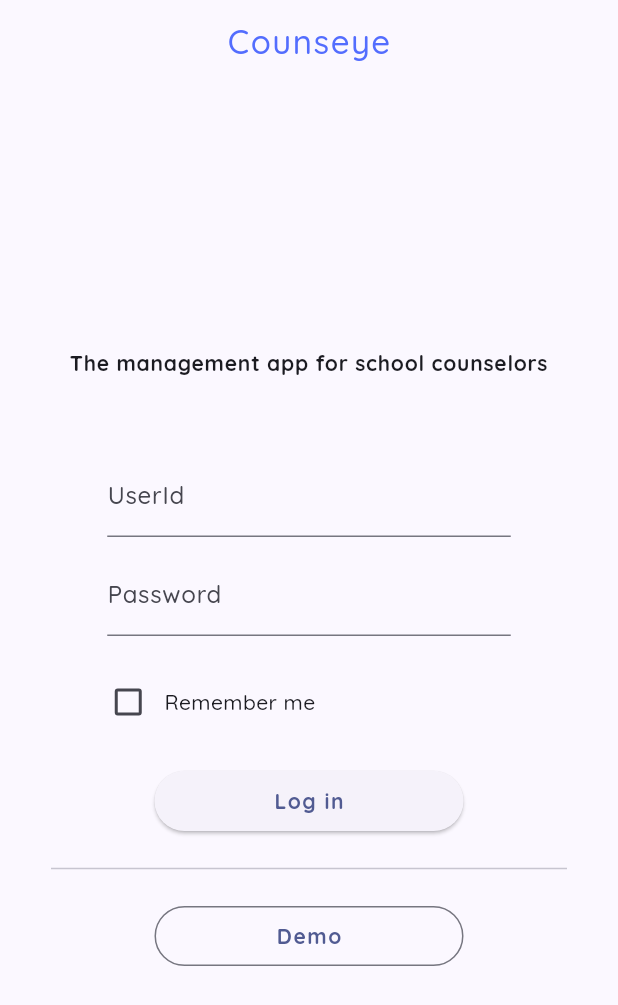
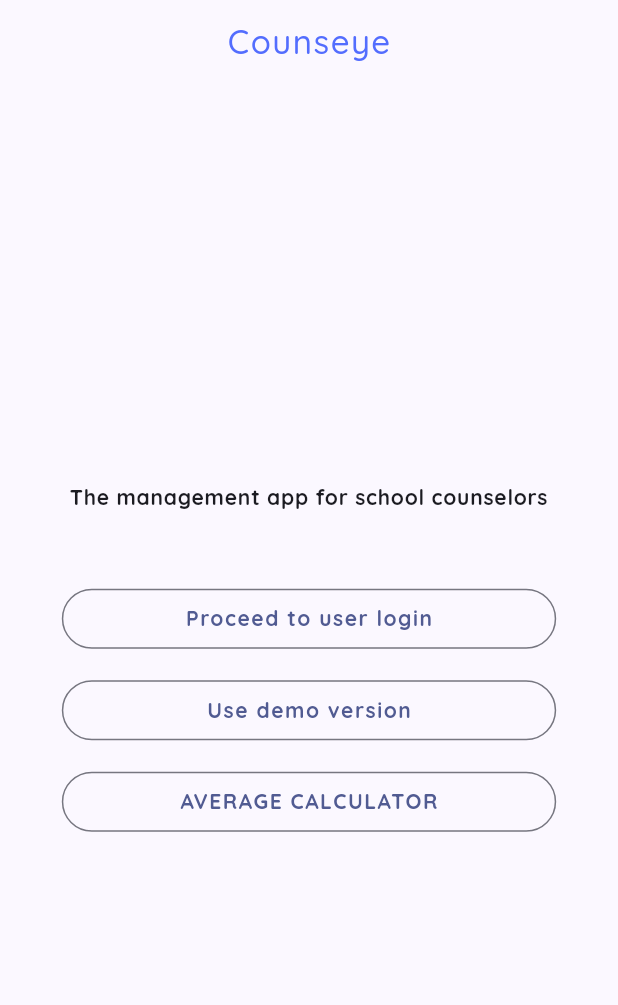
Before and after one commit to johninquest/smapp, a Flutter app: the screen it shows after launch, on a phone screen of 412 x 824 dp. Shown: the top 1005 px of the screen. Run offline on Flutter 3.47's test engine with Material 2 defaults, Android fonts, the phone set to English and light mode, and no system bars; our stand-ins replace package_info_plus, shared_preferences, supabase_flutter; accounts and stored records are empty.

Commit message:
implemented simple mean calculator

```diff
--- a/lib/main.dart
+++ b/lib/main.dart
@@ -1,5 +1,5 @@
 import 'package:flutter/material.dart';
-import 'pages/login.dart';
+import 'pages/start_options.dart';
 import 'styles/colors.dart';
 /* import 'package:supabase_flutter/supabase_flutter.dart'; */
 
@@ -30,7 +30,7 @@ class MyApp extends StatelessWidget {
         fontFamily: 'Quicksand',
         // textTheme: const TextTheme(bodyText2: TextStyle(color: textBlackColor)),
       ),
-      home: const LoginPage(),
+      home: const StartOptionsPage(),
     );
   }
 }
--- a/lib/pages/login.dart
+++ b/lib/pages/login.dart
@@ -1,9 +1,6 @@
 import 'package:flutter/material.dart';
-import 'package:smapp/pages/home.dart';
-import 'package:smapp/shared/snackbar_messages.dart';
+import '../shared/snackbar_messages.dart';
 import '../styles/colors.dart';
-import '../utils/router.dart';
-import 'nav_page.dart';
 import 'package:supabase_flutter/supabase_flutter.dart';
 
 final supabase = Supabase.instance.client;
@@ -18,7 +15,7 @@ class LoginPage extends StatelessWidget {
         title: const Text('Counseye',
             style: TextStyle(letterSpacing: 1.0, color: primaryColor)),
         centerTitle: true,
-        automaticallyImplyLeading: false,
+        automaticallyImplyLeading: true,
       ),
       body: const LoginForm(),
     );
@@ -70,7 +67,7 @@ class _LoginFormState extends State<LoginForm> {
           child: Column(
             mainAxisAlignment: MainAxisAlignment.center,
             children: [
-              Container(
+              /* Container(
                 margin:
                     const EdgeInsets.only(left: 5.0, right: 5.0, bottom: 10.0),
                 child: const Text(
@@ -79,7 +76,7 @@ class _LoginFormState extends State<LoginForm> {
                   style: TextStyle(
                       letterSpacing: 0.5, fontWeight: FontWeight.bold),
                 ),
-              ),
+              ), */
               Container(
                   width: MediaQuery.of(context).size.width * 0.75,
                   margin: const EdgeInsets.only(bottom: 10.0, top: 40.0),
@@ -164,35 +161,6 @@ class _LoginFormState extends State<LoginForm> {
                   ),
                 ),
               ),
-              const Divider(
-                indent: 34,
-                endIndent: 34,
-              ),
-              Container(
-                width: MediaQuery.of(context).size.width * 0.50,
-                margin:
-                    const EdgeInsets.only(left: 10.0, right: 10.0, top: 13.0),
-                child: OutlinedButton(
-                  onPressed: () {
-                    //  response.then((value) => log('Auth response => $value')).catchError((e) => log('Error => $e'));
-                    // log('Response => $response');
-                    /*  final Session? session = response.session;
-                    final User? user = response.user; */
-
-                    PageRouter().navigateToPage(const HomePage(), context);
-                    /*   final auth = AuthService();
-                    auth
-                        .signInUserViaEmailAndPassword(
-                            'audatest@web.de', 'TestAcc!49')
-                        .then((value) => log('Got some response from auth')); */
-                  },
-                  child: const Text(
-                    'Demo',
-                    style: TextStyle(
-                        fontWeight: FontWeight.bold, letterSpacing: 1.0),
-                  ),
-                ),
-              ),
             ],
           ),
         ),
--- /dev/null
+++ b/lib/pages/start_options.dart
@@ -0,0 +1,137 @@
+import 'package:flutter/material.dart';
+import '../shared/snackbar_messages.dart';
+import '../styles/colors.dart';
+import '../utils/router.dart';
+import 'package:supabase_flutter/supabase_flutter.dart';
+
+import 'evaluations/evaluation_calculator.dart';
+import 'home.dart';
+import 'login.dart';
+
+final supabase = Supabase.instance.client;
+
+class StartOptionsPage extends StatelessWidget {
+  const StartOptionsPage({Key? key}) : super(key: key);
+
+  @override
+  Widget build(BuildContext context) {
+    return Scaffold(
+      appBar: AppBar(
+        title: const Text('Counseye',
+            style: TextStyle(letterSpacing: 1.0, color: primaryColor)),
+        centerTitle: true,
+        automaticallyImplyLeading: false,
+      ),
+      body: const LoginForm(),
+    );
+  }
+}
+
+class LoginForm extends StatefulWidget {
+  const LoginForm({Key? key}) : super(key: key);
+
+  @override
+  State<LoginForm> createState() => _LoginFormState();
+}
+
+class _LoginFormState extends State<LoginForm> {
+  final loginFormKey = GlobalKey<FormState>();
+  final TextEditingController userId = TextEditingController();
+  final TextEditingController userPassword = TextEditingController();
+  bool? isChecked = false;
+
+/*late final StreamSubscription<AuthState> _authSubscription;
+ User? _user;
+
+  @override
+  void initState() {
+    _authSubscription = supabase.auth.onAuthStateChange.listen((data) {
+      final AuthChangeEvent event = data.event;
+      final Session? session = data.session;
+      setState(() {
+        _user = session?.user;
+      });
+    });
+    super.initState();
+  }
+
+  @override
+  void dispose() {
+    _authSubscription.cancel();
+    super.dispose();
+  } */
+
+  @override
+  Widget build(BuildContext context) {
+    // final supabaseAuth = SupabaseAuth();
+    return Form(
+      key: loginFormKey,
+      child: Center(
+        child: SingleChildScrollView(
+          scrollDirection: Axis.vertical,
+          child: Column(
+            mainAxisAlignment: MainAxisAlignment.center,
+            children: [
+              Container(
+                margin:
+                    const EdgeInsets.only(left: 5.0, right: 5.0, bottom: 34.0),
+                child: const Text(
+                  'The management app for school counselors',
+                  textAlign: TextAlign.center,
+                  style: TextStyle(
+                      letterSpacing: 0.5, fontWeight: FontWeight.bold),
+                ),
+              ),
+              Container(
+                width: MediaQuery.of(context).size.width * 0.80,
+                margin:
+                    const EdgeInsets.only(left: 10.0, right: 10.0, top: 13.0),
+                child: OutlinedButton(
+                  onPressed: () {
+                    PageRouter().navigateToPage(const LoginPage(), context);
+                  },
+                  child: const Text(
+                    'Proceed to user login',
+                    style: TextStyle(
+                        fontWeight: FontWeight.bold, letterSpacing: 1.0),
+                  ),
+                ),
+              ),
+              Container(
+                width: MediaQuery.of(context).size.width * 0.80,
+                margin:
+                    const EdgeInsets.only(left: 10.0, right: 10.0, top: 13.0),
+                child: OutlinedButton(
+                  onPressed: () {
+                    PageRouter().navigateToPage(const HomePage(), context);
+                  },
+                  child: const Text(
+                    'Use demo version',
+                    style: TextStyle(
+                        fontWeight: FontWeight.bold, letterSpacing: 1.0),
+                  ),
+                ),
+              ),
+              Container(
+                width: MediaQuery.of(context).size.width * 0.80,
+                margin:
+                    const EdgeInsets.only(left: 10.0, right: 10.0, top: 13.0),
+                child: OutlinedButton(
+                  onPressed: () {
+                    PageRouter()
+                        .navigateToPage(const EvaluationCalculator(), context);
+                  },
+                  child: Text(
+                    'average calculator'.toUpperCase(),
+                    style: const TextStyle(
+                        fontWeight: FontWeight.bold, letterSpacing: 1.0),
+                  ),
+                ),
+              ),
+            ],
+          ),
+        ),
+      ),
+    );
+  }
+}
--- a/pubspec.yaml
+++ b/pubspec.yaml
@@ -15,7 +15,7 @@ publish_to: "none" # Remove this line if you wish to publish to pub.dev
 # In iOS, build-name is used as CFBundleShortVersionString while build-number used as CFBundleVersion.
 # Read more about iOS versioning at
 # https://developer.apple.com/library/archive/documentation/General/Reference/InfoPlistKeyReference/Articles/CoreFoundationKeys.html
-version: 1.1.22+1
+version: 1.1.29+1
 
 environment:
   sdk: ">=2.17.6 <3.0.0"
```
Also changed, not shown: lib/pages/bottom_nav_bar.dart (+13 -2 lines), lib/pages/evaluations/add_evaluation.dart (added, +14 -0 lines), lib/pages/evaluations/evaluation_calculator.dart (added, +109 -0 lines), lib/pages/evaluations/evaluation_list.dart (added, +87 -0 lines), lib/pages/home.dart (+18 -16 lines), lib/shared/dialogs.dart (+4 -4 lines), lib/utils/calculator.dart (added, +12 -0 lines).
